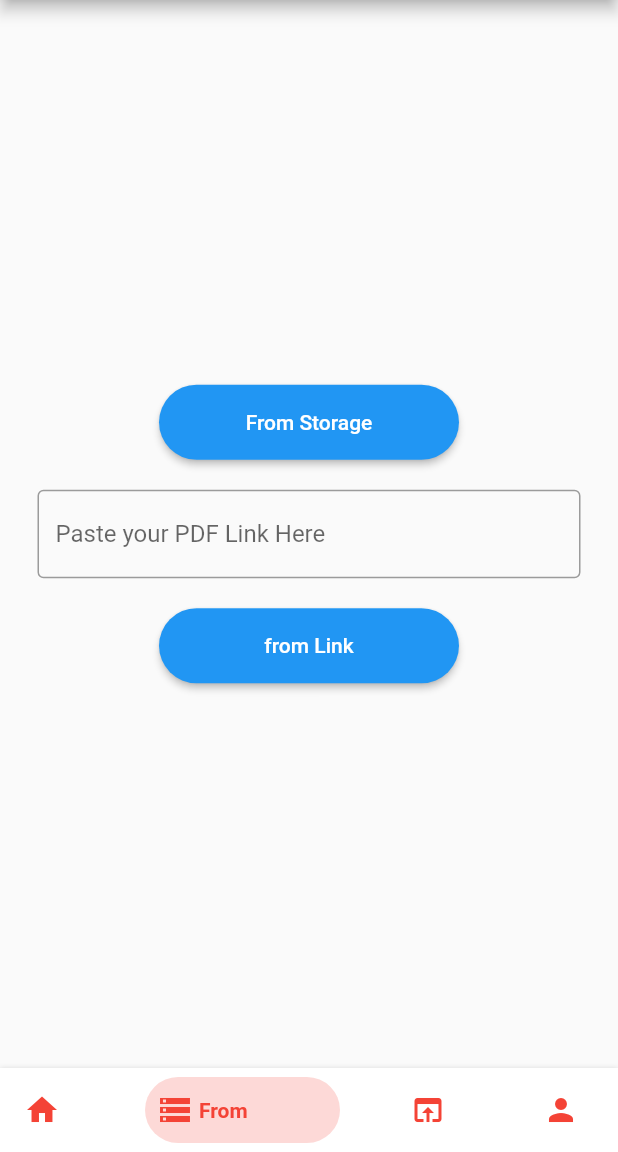
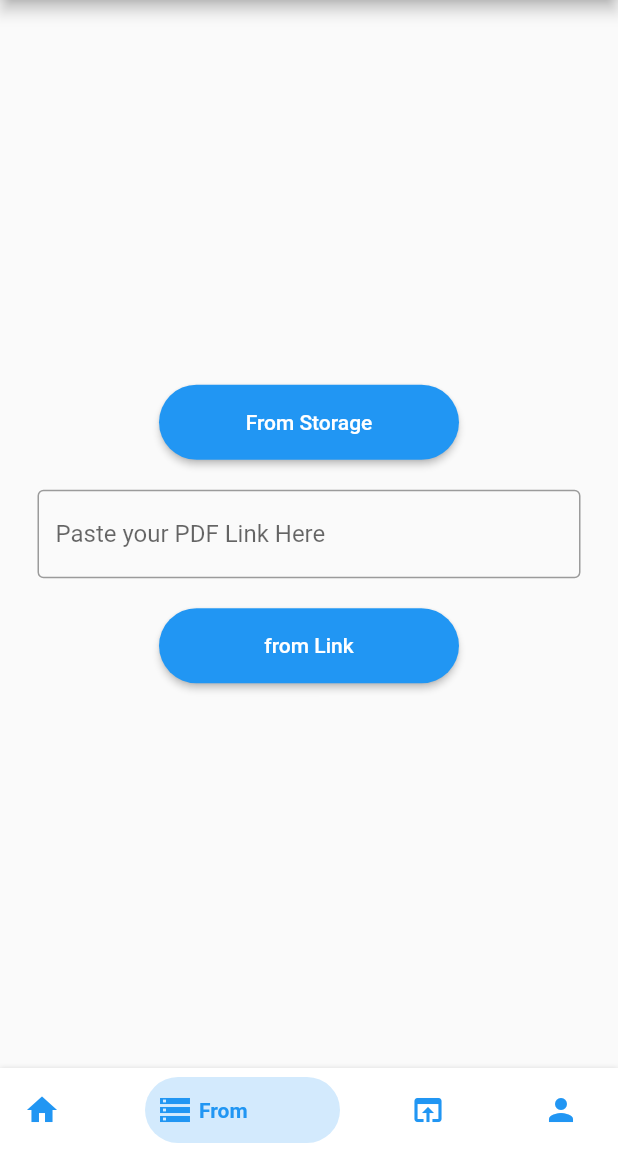
Before and after one commit to KaranDuggal/PDF-Viewer, a Flutter app: the screen it shows after launch, item 2 of the bottom bar chosen, on a phone screen of 412 x 824 dp, the part 84-1236 px from its top. Run offline on Flutter 3.47's test engine with Material 2 defaults, Android fonts, the phone set to English and light mode, and no system bars; drawn by our look-alikes of bottom_navy_bar; our stand-ins replace cool_alert, dio, file_picker, flutter_spinkit; missing offline and left inert: syncfusion_flutter_pdfviewer.

Commit message:
color change

```diff
--- a/lib/src/screens/home_screen.dart
+++ b/lib/src/screens/home_screen.dart
@@ -42,23 +42,23 @@ class _HomeScreenState extends State<HomeScreen> {
           BottomNavyBarItem(
             icon: const Icon(Icons.home),
             title: const Text("home"),
-            activeColor: Colors.red,
+            activeColor: Colors.blue,
 
           ),
           BottomNavyBarItem(
             icon: const Icon(Icons.storage),
             title: const Text("From Storage"),
-            activeColor: Colors.red,
+            activeColor: Colors.blue,
           ),
           BottomNavyBarItem(
             icon: const Icon(Icons.open_in_browser),
             title: const Text("By URL"),
-            activeColor: Colors.red,
+            activeColor: Colors.blue,
           ),
           BottomNavyBarItem(
             icon: const Icon(Icons.person),
             title: const Text("About Us"),
-            activeColor: Colors.red,
+            activeColor: Colors.blue,
           ),
         ],
       ),
```
